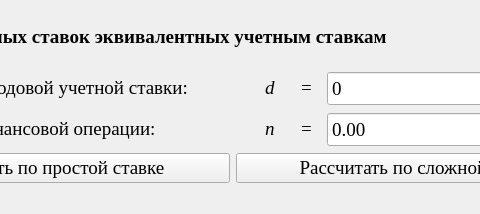
Above: files/MainWindow.ui from Vovadoes/CIREAR before the change; both pictures show x 150 to 630 and y 0 to 214 of the 766 by 214 pixel window. Below: the same form after it.
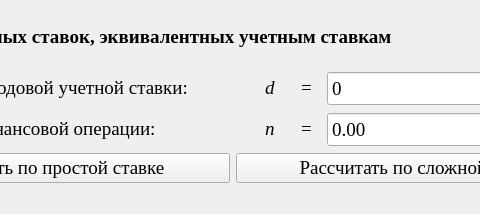
That is the form after the change.

Patch:
```diff
--- a/files/MainWindow.ui
+++ b/files/MainWindow.ui
@@ -32,7 +32,7 @@
        </font>
       </property>
       <property name="text">
-       <string>&lt;html&gt;&lt;head/&gt;&lt;body&gt;&lt;p&gt;Расчет процентных ставок эквивалентных учетным ставкам&lt;/p&gt;&lt;/body&gt;&lt;/html&gt;</string>
+       <string>&lt;html&gt;&lt;head/&gt;&lt;body&gt;&lt;p&gt;Расчет процентных ставок, эквивалентных учетным ставкам&lt;/p&gt;&lt;/body&gt;&lt;/html&gt;</string>
       </property>
      </widget>
     </item>
```
Left out of the diff: 2 changed lines with no effect on the pictures.
